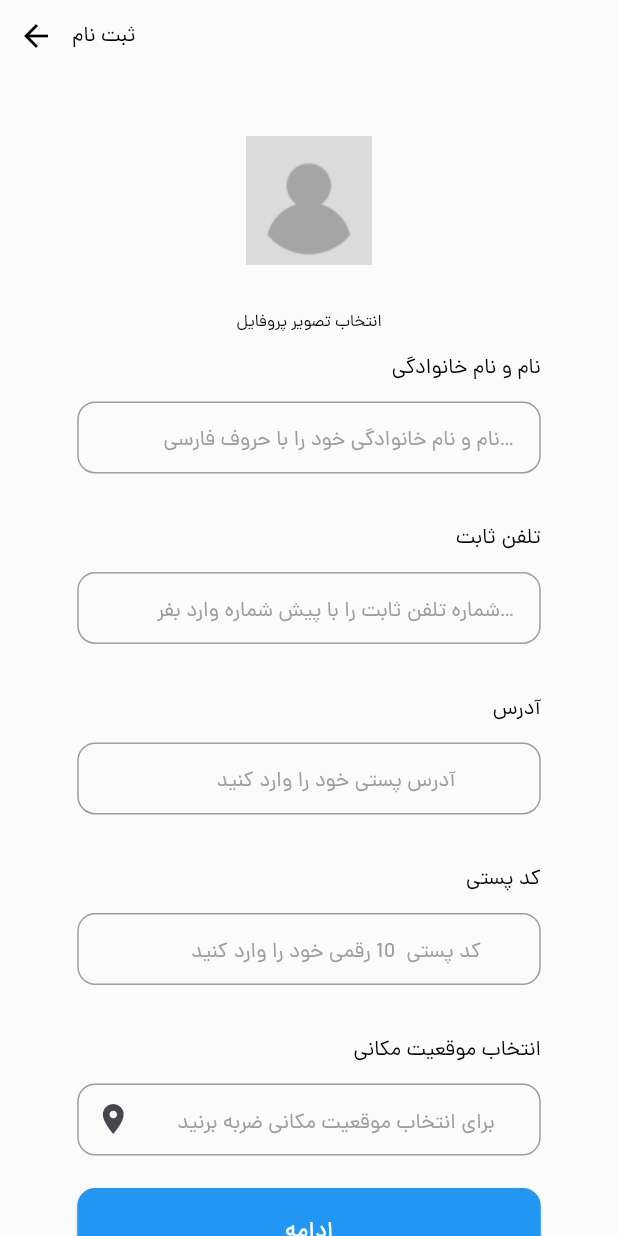
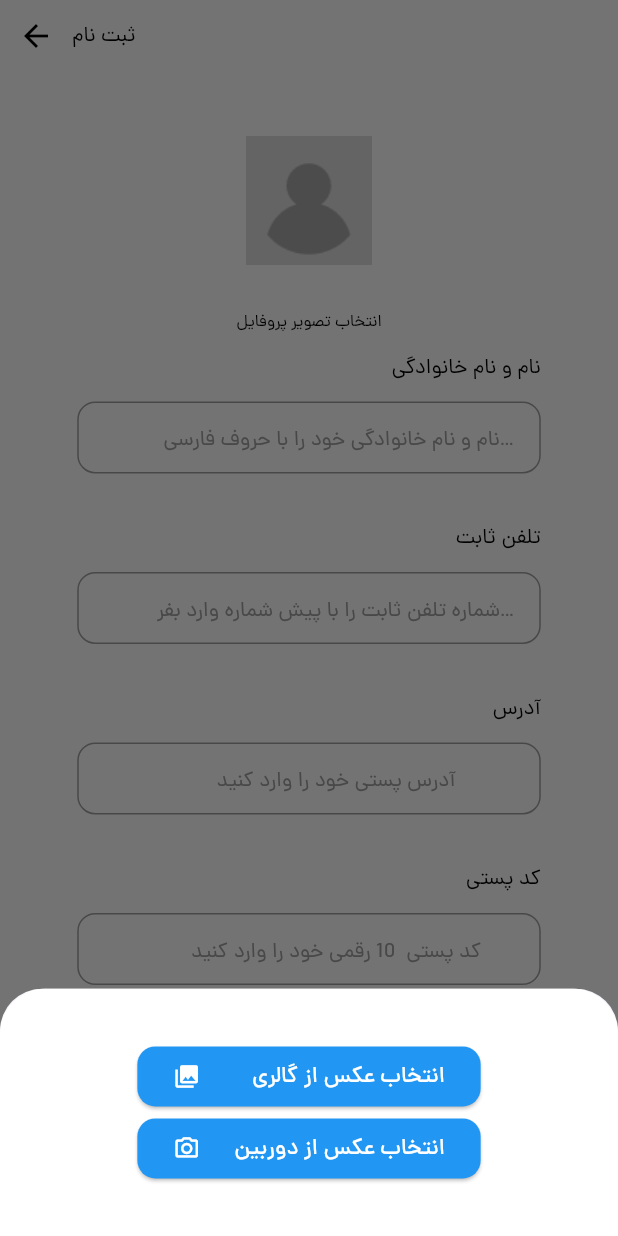
Before and after one commit to sasansafari/WatchStore-BloC, a Flutter app: the RegisterScreen screen opened by its route, after a tap on "انتخاب تصویر پروفایل", on a phone screen of 412 x 824 dp. Run offline on Flutter 3.47's test engine with Material 3 defaults, Android fonts, the phone set to English and light mode, and no system bars; our stand-ins replace bloc, carousel_slider, dio, flutter_bloc, flutter_svg, geocoding and 3 more; missing offline and left inert: flutter_osm_plugin; accounts and stored records are empty; project files that could hold a hidden picture were left out.

Commit message:
add feature to registerScreen

```diff
--- a/lib/screens/register/cubit/register_state.dart
+++ b/lib/screens/register/cubit/register_state.dart
@@ -9,6 +9,12 @@ final class LoadingState extends RegisterState {}
 
 final class ErrorState extends RegisterState {}
 
+final class IntialImageState extends RegisterState {
+    File image;
+    IntialImageState({required this.image});
+}
+
+final class CancelImageState extends RegisterState {}
 final class OkResponseState extends RegisterState {}
 
 final class LocationPickedState extends RegisterState {
--- a/lib/screens/register/register_screen.dart
+++ b/lib/screens/register/register_screen.dart
@@ -3,18 +3,19 @@ import 'package:flutter/material.dart';
 import 'package:flutter/src/widgets/container.dart';
 import 'package:flutter_bloc/flutter_bloc.dart';
 import 'package:image_picker/image_picker.dart';
-import 'package:watch_store/component/text_style.dart';
+import 'package:watch_store/component/button_style.dart';
 import 'package:watch_store/data/model/user.dart';
 import 'package:watch_store/res/dimens.dart';
 import 'package:watch_store/res/strings.dart';
 import 'package:watch_store/screens/register/cubit/register_cubit.dart';
-import 'package:watch_store/utils/image_handler.dart';
 import 'package:watch_store/widgets/app_text_field.dart';
 import 'package:watch_store/widgets/avatar.dart';
 import 'package:watch_store/widgets/main_button.dart';
 import 'package:watch_store/component/extention.dart';
 import 'package:watch_store/widgets/registeration_app_bar.dart';
-
+import 'package:geocoding/geocoding.dart';
+import '../../component/text_style.dart';
+import '../../res/colors.dart';
 import '../../route/names.dart';
 
 //sasansafari_dev
@@ -34,8 +35,7 @@ class _RegisterScreenState extends State<RegisterScreen> {
   TextEditingController _controllerLocation = TextEditingController();
   double lat = 0.0;
   double lng = 0.0;
-
-  ImageHandler imageHandler = ImageHandler();
+  var image = null;
 
   @override
   Widget build(BuildContext context) {
@@ -54,11 +54,24 @@ class _RegisterScreenState extends State<RegisterScreen> {
                   crossAxisAlignment: CrossAxisAlignment.center,
                   children: [
                     AppDimens.large.height,
-                    Avatar(
-                        onTap: () async => await imageHandler
-                            .pickAndCropImage(source: ImageSource.gallery)
-                            .then((value) => setState(() {})),
-                        file: imageHandler.getImage),
+                    BlocConsumer<RegisterCubit, RegisterState>(
+                      listener: (contxt, state) {
+                        if (state is IntialImageState) {
+                          image = state.image;
+                        }
+                        if (state is CancelImageState) {
+                          ScaffoldMessenger.of(context)
+                              .showSnackBar(SnackBar(content: Text('Cancel')));
+                        }
+                      },
+                      builder: (contxt, state) {
+                        return Avatar(
+                            onTap: () {
+                              galleryOrcamera(context, size, contxt);
+                            },
+                            file: image);
+                      },
+                    ),
                     AppTextField(
                         lable: AppStrings.nameLastName,
                         hint: AppStrings.hintNameLastName,
@@ -76,11 +89,10 @@ class _RegisterScreenState extends State<RegisterScreen> {
                         hint: AppStrings.hintPostalCode,
                         controller: _controllerPostalCode),
                     BlocConsumer<RegisterCubit, RegisterState>(
-                      listener: (context, state) {
+                      listener: (context, state) async {
                         if (state is LocationPickedState) {
                           if (state.location != null) {
-                            _controllerLocation.text =
-                                '${state.location!.latitude} - ${state.location!.longitude}';
+                            _controllerLocation.text =await getAddress(state.location!.longitude ,state.location!.latitude);
 
                             lat = state.location!.latitude;
                             lng = state.location!.longitude;
@@ -126,7 +138,7 @@ class _RegisterScreenState extends State<RegisterScreen> {
                                     address: _controllerAddress.text,
                                     postalCode: _controllerPostalCode.text,
                                     image: await MultipartFile.fromFile(
-                                        imageHandler.getImage!.path),
+                                        image.path),
                                     lat: lat,
                                     lng: lng);
 
@@ -146,4 +158,74 @@ class _RegisterScreenState extends State<RegisterScreen> {
       ),
     );
   }
+Future<String> getAddress(double lng, double lat) async {
+    String address = '';
+    try {
+      await placemarkFromCoordinates(lat,lng,localeIdentifier: 'fa')
+          .then((value) {
+        Placemark first = value.first;
+
+        address = '${first.street}' '${first.locality}' '${first.country}';
+      });
+      print(lat.toString());
+      print(lng.toString());
+      return address;
+    } catch (e) {
+      return 'آدرس یافت نشد';
+    }
+  }
+
+Future<dynamic> galleryOrcamera(
+      BuildContext context, Size size, BuildContext contxt) {
+    return showModalBottomSheet(
+      context: context,
+      builder: (context) => Container(
+          height: size.height / 5,
+          width: double.infinity,
+          decoration: const BoxDecoration(
+              borderRadius: BorderRadius.only(
+                  topRight: Radius.circular(30), topLeft: Radius.circular(30)),
+              color: Colors.white),
+          child: Column(
+            mainAxisAlignment: MainAxisAlignment.center,
+            children: [
+              SizedBox(
+                  width: size.width / 1.8,
+                  child: ElevatedButton(
+                      style: AppButtonStyles.mainButtonStyle.copyWith(
+                          backgroundColor: const MaterialStatePropertyAll(
+                              AppColors.primaryColor)),
+                      onPressed: () async =>
+                          await BlocProvider.of<RegisterCubit>(contxt)
+                              .pickAndCropImage(source: ImageSource.gallery),
+                      child: const Row(
+                        mainAxisAlignment: MainAxisAlignment.spaceBetween,
+                        children: [
+                          Icon(Icons.photo_library, color: Colors.white),
+                          Text('انتخاب عکس از گالری',
+                              style: AppTextStyles.mainbuttn),
+                        ],
+                      ))),
+              SizedBox(
+                width: size.width / 1.8,
+                child: ElevatedButton(
+                    style: AppButtonStyles.mainButtonStyle.copyWith(
+                        backgroundColor: const MaterialStatePropertyAll(
+                            AppColors.primaryColor)),
+                    onPressed: () async =>
+                        await BlocProvider.of<RegisterCubit>(contxt)
+                            .pickAndCropImage(source: ImageSource.camera),
+                    child: const Row(
+                      mainAxisAlignment: MainAxisAlignment.spaceBetween,
+                      children: [
+                        Icon(Icons.camera_alt_outlined, color: Colors.white),
+                        Text('انتخاب عکس از دوربین',
+                            style: AppTextStyles.mainbuttn),
+                      ],
+                    )),
+              ),
+            ],
+          )),
+    );
+  }
 }
--- a/pubspec.yaml
+++ b/pubspec.yaml
@@ -44,6 +44,7 @@ dependencies:
   image_cropper: ^4.0.1
   image_picker: ^1.0.7
   flutter_osm_plugin: ^0.70.4
+  geocoding: ^2.1.1
 
 
 
```
Also changed, not shown: lib/screens/register/cubit/register_cubit.dart (+31 -0 lines), pubspec.lock, 1 other file.
